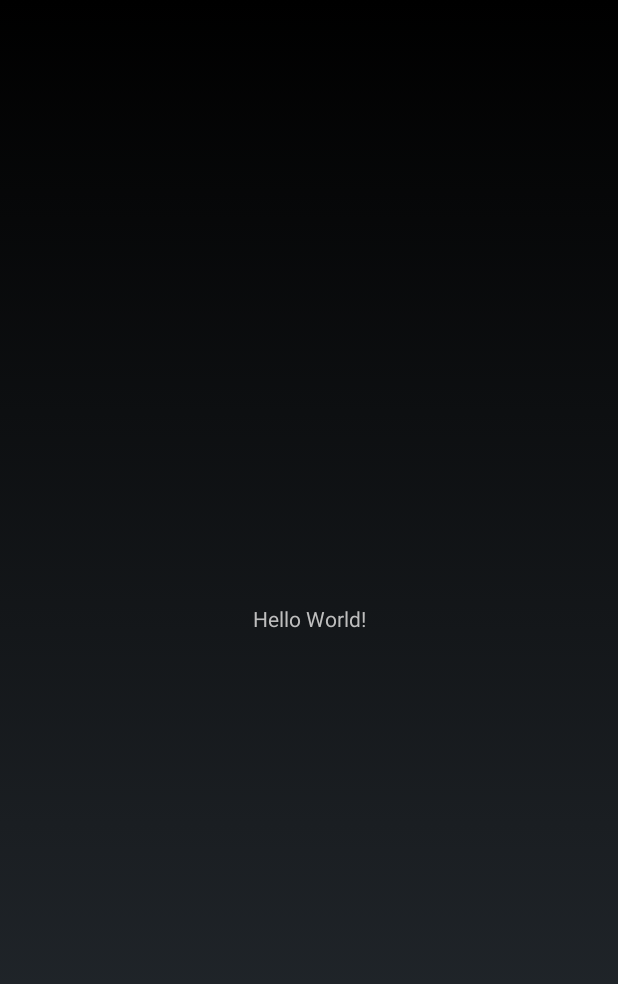
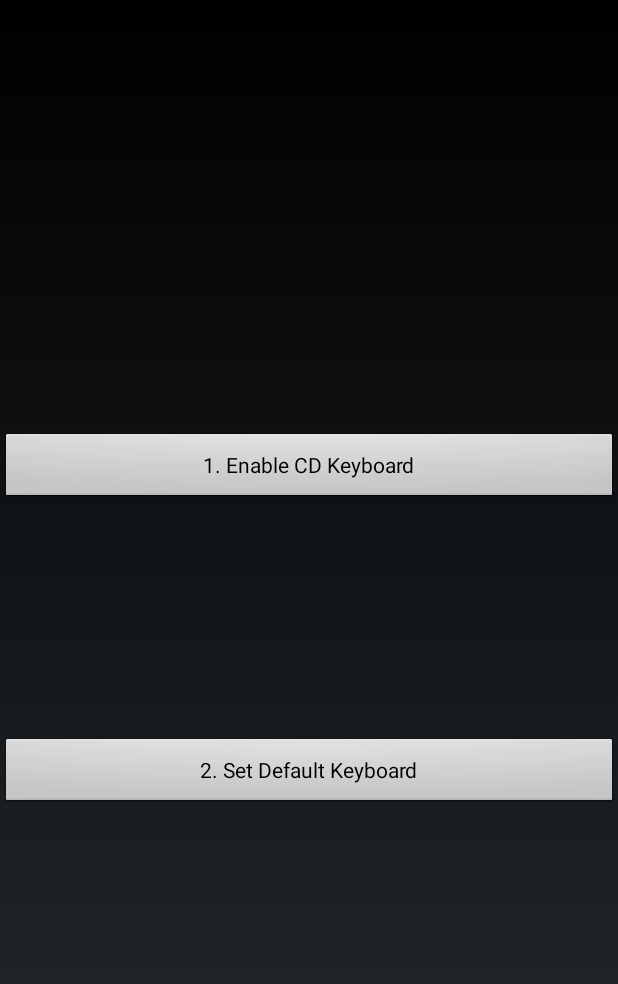
Before and after one commit to Boronare/CustomDragKeyboard, an Android app: the screen it shows after launch (MainActivity), on a phone screen of 412 x 824 dp. Shown: the top 984 px of the screen. Run offline under Robolectric (Android 15) with nearby library versions, the phone set to English and light mode, and no system bars.

Commit message:
MainActivity

```diff
--- a/app/src/main/res/layout/activity_main.xml
+++ b/app/src/main/res/layout/activity_main.xml
@@ -4,15 +4,32 @@
     xmlns:tools="http://schemas.android.com/tools"
     android:layout_width="match_parent"
     android:layout_height="match_parent"
-    tools:context="org.dyndns.fules.ck.MainActivity">
+    tools:context=".MainActivity">
 
-    <TextView
-        android:layout_width="wrap_content"
+    <Button
+        android:id="@+id/button1"
+        android:layout_width="match_parent"
         android:layout_height="wrap_content"
-        android:text="Hello World!"
-        app:layout_constraintBottom_toBottomOf="parent"
-        app:layout_constraintLeft_toLeftOf="parent"
-        app:layout_constraintRight_toRightOf="parent"
+        android:layout_marginTop="133dp"
+        android:onClick="btn1_click"
+        android:text="1. Enable CD Keyboard"
+        app:layout_constraintBottom_toTopOf="@+id/button2"
+        app:layout_constraintEnd_toEndOf="parent"
+        app:layout_constraintHorizontal_bias="0.5"
+        app:layout_constraintStart_toStartOf="parent"
         app:layout_constraintTop_toTopOf="parent" />
 
-    </android.support.constraint.ConstraintLayout>
+    <Button
+        android:id="@+id/button2"
+        android:layout_width="match_parent"
+        android:layout_height="wrap_content"
+        android:layout_marginBottom="130dp"
+        android:onClick="btn2_click"
+        android:text="2. Set Default Keyboard"
+        app:layout_constraintBottom_toBottomOf="parent"
+        app:layout_constraintEnd_toEndOf="parent"
+        app:layout_constraintHorizontal_bias="0.5"
+        app:layout_constraintStart_toStartOf="parent"
+        app:layout_constraintTop_toBottomOf="@+id/button1" />
+
+</android.support.constraint.ConstraintLayout>
```
